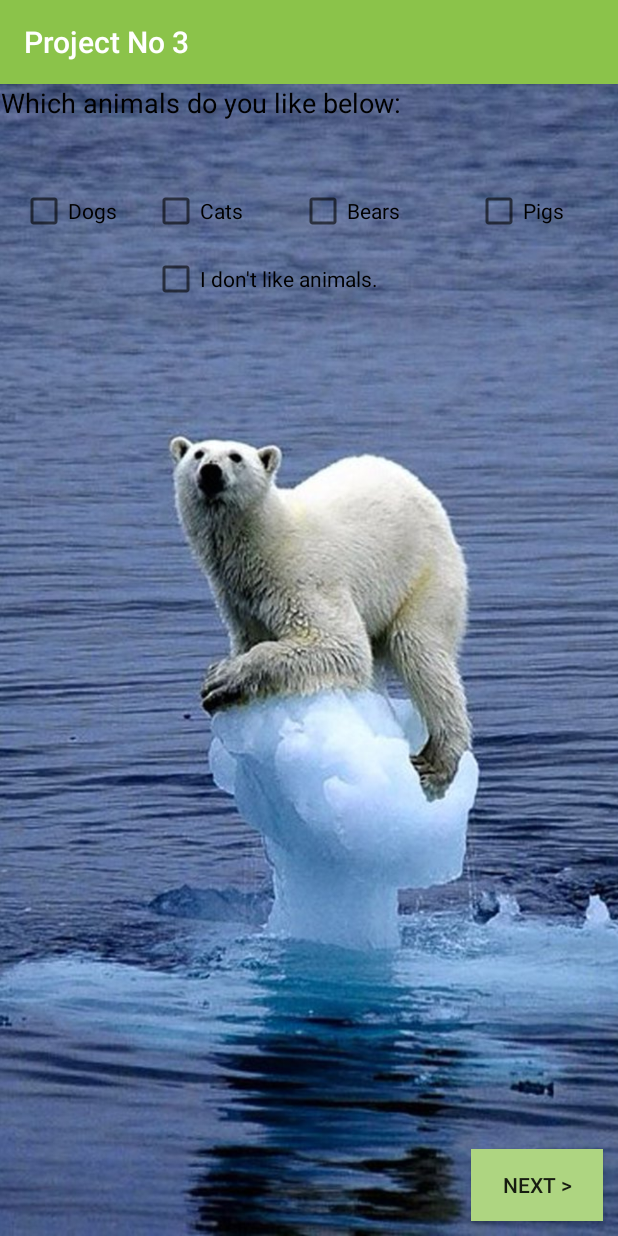
After one commit to AhmedZaki82/ProjectNo3, an Android app: the fifth_lay screen opened directly, with no data from a screen before it, on a phone screen of 412 x 824 dp. The commit adds this screen. Run offline under Robolectric (Android 15) with nearby library versions, the phone set to English and light mode, and no system bars.

Commit message:
After Modification

```diff
--- a/app/src/main/AndroidManifest.xml
+++ b/app/src/main/AndroidManifest.xml
@@ -19,7 +19,8 @@
         <activity android:name=".first_lay" />
         <activity android:name=".second_lay" />
         <activity android:name=".third_lay" />
-        <activity android:name=".fourth_lay"></activity>
+        <activity android:name=".fourth_lay" />
+        <activity android:name=".fifth_lay"></activity>
     </application>
 
 </manifest>
--- /dev/null
+++ b/app/src/main/res/layout/fifth_lay.xml
@@ -0,0 +1,102 @@
+<?xml version="1.0" encoding="utf-8"?>
+<RelativeLayout xmlns:android="http://schemas.android.com/apk/res/android"
+    xmlns:app="http://schemas.android.com/apk/res-auto"
+    xmlns:tools="http://schemas.android.com/tools"
+    android:layout_width="match_parent"
+    android:layout_height="match_parent"
+    tools:context="com.example.android.projectno3.fifth_lay">
+
+    <ImageView
+        android:id="@+id/imageView2"
+        android:layout_width="match_parent"
+        android:layout_height="match_parent"
+        android:scaleType="centerCrop"
+        app:srcCompat="@drawable/gw1" />
+
+    <Button
+        android:id="@+id/next1"
+        android:layout_width="wrap_content"
+        android:layout_height="wrap_content"
+        android:layout_alignParentBottom="true"
+        android:layout_alignParentRight="true"
+        android:layout_alignParentEnd="true"
+        android:layout_marginBottom="10dp"
+        android:layout_marginEnd="10dp"
+        android:layout_marginRight="10dp"
+        android:text="@string/next1"
+        android:onClick="next_5"
+        android:background="#AED581"
+        >
+
+    </Button>
+
+    <LinearLayout
+        android:id="@+id/linearLayout"
+        android:layout_width="wrap_content"
+        android:layout_height="wrap_content"
+        android:orientation="vertical">
+
+        <TextView
+            android:id="@+id/textView5"
+            android:layout_width="wrap_content"
+            android:layout_height="wrap_content"
+            android:text="@string/q4"
+            android:textAlignment="center"
+            android:textColor="@android:color/black"
+            android:textSize="18sp" />
+    </LinearLayout>
+
+    <CheckBox
+        android:id="@+id/first_c"
+        android:layout_width="wrap_content"
+        android:layout_height="wrap_content"
+        android:layout_alignParentLeft="true"
+        android:layout_alignParentStart="true"
+        android:layout_below="@+id/linearLayout"
+        android:layout_marginLeft="13dp"
+        android:layout_marginStart="13dp"
+        android:layout_marginTop="44dp"
+        android:text="@string/dogs" />
+
+    <CheckBox
+        android:id="@+id/second_c"
+        android:layout_width="wrap_content"
+        android:layout_height="wrap_content"
+        android:layout_alignTop="@+id/first_c"
+        android:layout_marginLeft="23dp"
+        android:layout_marginStart="23dp"
+        android:layout_toEndOf="@+id/first_c"
+        android:layout_toRightOf="@+id/first_c"
+        android:text="@string/cats" />
+
+    <CheckBox
+        android:id="@+id/third_c"
+        android:layout_width="wrap_content"
+        android:layout_height="wrap_content"
+        android:layout_alignEnd="@+id/next1"
+        android:layout_alignRight="@+id/next1"
+        android:layout_alignTop="@+id/second_c"
+        android:layout_marginEnd="26dp"
+        android:layout_marginRight="26dp"
+        android:text="@string/pigs" />
+
+    <CheckBox
+        android:id="@+id/fourth_c"
+        android:layout_width="wrap_content"
+        android:layout_height="wrap_content"
+        android:layout_alignEnd="@+id/linearLayout"
+        android:layout_alignRight="@+id/linearLayout"
+        android:layout_alignTop="@+id/third_c"
+        android:text="@string/bears" />
+
+    <CheckBox
+        android:id="@+id/fifth_c"
+        android:layout_width="wrap_content"
+        android:layout_height="wrap_content"
+        android:layout_alignLeft="@+id/second_c"
+        android:layout_alignStart="@+id/second_c"
+        android:layout_below="@+id/second_c"
+        android:layout_marginTop="13dp"
+        android:text="@string/nothing" />
+
+</RelativeLayout>
--- a/app/src/main/res/layout/first_lay.xml
+++ b/app/src/main/res/layout/first_lay.xml
@@ -9,9 +9,7 @@
         android:layout_height="match_parent"
         android:scaleType="centerCrop"
         android:src="@drawable/motherhood1"
-
         />
-
 
     <Button
         android:id="@+id/next1"
@@ -26,8 +24,6 @@
         android:text="@string/next1"
         android:onClick="next_1"
         android:background="#AED581"
-
-
         >
 
     </Button>
@@ -39,7 +35,6 @@
         >
 
         <TextView
-
             android:layout_width="wrap_content"
             android:layout_height="wrap_content"
             android:text="@string/q1"
@@ -78,7 +73,6 @@
                 android:layout_height="wrap_content"
                 android:layout_marginBottom="20dp"
                 android:text="@string/rb1.3"
-
                 />
 
             <RadioButton
--- a/app/src/main/res/layout/second_lay.xml
+++ b/app/src/main/res/layout/second_lay.xml
@@ -8,7 +8,6 @@
     <RelativeLayout xmlns:android="http://schemas.android.com/apk/res/android"
         android:layout_width="wrap_content"
         android:layout_height="wrap_content">
-
 
         <ImageView
             android:layout_width="match_parent"
@@ -30,14 +29,12 @@
             android:layout_marginBottom="10dp"
             android:onClick="next_2"
             android:background="#AED581"
-
             />
 
         <LinearLayout
             android:layout_width="match_parent"
             android:layout_height="match_parent"
             android:orientation="vertical"
-
             >
 
             <TextView
--- a/app/src/main/res/layout/third_lay.xml
+++ b/app/src/main/res/layout/third_lay.xml
@@ -9,8 +9,6 @@
         android:layout_height="match_parent"
         android:src="@drawable/go_vegan1"
         android:scaleType="center"
-
-
         />
 
     <Button
--- a/app/src/main/res/values/strings.xml
+++ b/app/src/main/res/values/strings.xml
@@ -37,32 +37,39 @@
     <string name="thanks">Thanks for using the app.\nFor more information about \nVeganism
     click the links below.
     </string>
-
-
+    <string name="q4">Which animals do you like below: </string>
+    <string name="cats">Cats</string>
+    <string name="dogs">Dogs</string>
+    <string name="pigs">Pigs</string>
+    <string name="bears">Bears</string>
+    <string name="nothing">I don\'t like animals.</string>
+    <string name="scoreJ">Your score is: </string>
+    <string name="sorry2J">Sorry You have to choose an answer!</string>
+    <string name="ohJ">OOH! Animals are good man!</string>
     <string name="climate">
 
-<a href = "https://www.peta.org/issues/animals-used-for-food/global-warming/">Global Warming</a>
+<a href="https://www.peta.org/issues/animals-used-for-food/global-warming/">Global Warming</a>
 
     </string>
 
 
     <string name="movies">
 
-<a href = "http://www.vegansouls.com/vegan-documentaries">Watch Movies</a>
+<a href="http://www.vegansouls.com/vegan-documentaries">Watch Movies</a>
 
     </string>
 
 
     <string name="celebrities">
 
-<a href = "http://www.instyle.com/celebrity/vegetarian-vegan-celebs#2911176">Celebrities Who Are Vegan</a>
+<a href="http://www.instyle.com/celebrity/vegetarian-vegan-celebs#2911176">Celebrities Who Are Vegan</a>
 
     </string>
 
 
     <string name="healthy">
 
-<a href = "https://www.peta.org/issues/animals-used-for-food/cancer/">Vegan is Healthier</a>
+<a href="https://www.peta.org/issues/animals-used-for-food/cancer/">Vegan is Healthier</a>
 
     </string>
 </resources>
```
Also changed, not shown: app/src/main/java/com/example/android/projectno3/MainActivity.java (+4 -7 lines), app/src/main/java/com/example/android/projectno3/fifth_lay.java (added, +67 -0 lines), app/src/main/java/com/example/android/projectno3/first_lay.java (+7 -8 lines), app/src/main/java/com/example/android/projectno3/second_lay.java (+11 -8 lines), app/src/main/java/com/example/android/projectno3/third_lay.java (+8 -11 lines), app/src/main/res/layout/activity_main.xml (+17 -22 lines), app/src/main/res/layout/fourth_lay.xml (+0 -8 lines), 1 other file.
